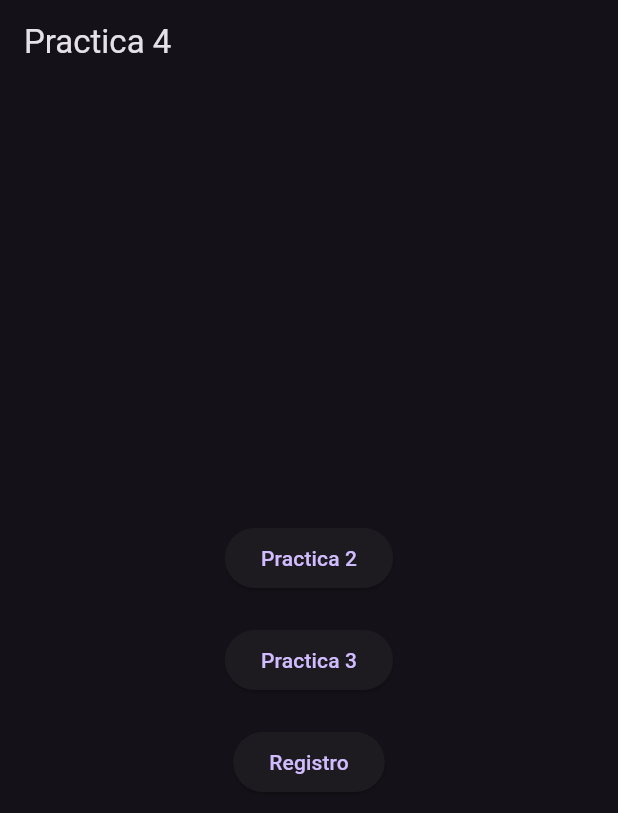
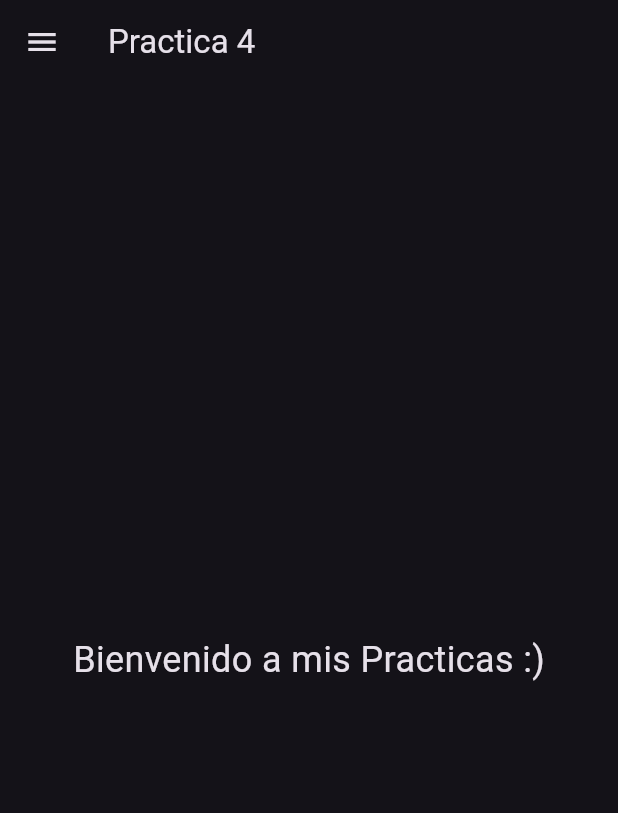
Before and after one commit to zenYael/practicassDesarrollodeAplicacionesWeb, a Flutter app: the screen it shows after launch, on a phone screen of 412 x 824 dp. Shown: the top 813 px of the screen. Run offline on Flutter 3.47's test engine with Material 3 defaults, Android fonts, the phone set to English and light mode, and no system bars.

Commit message:
Agrega juego de Piedra, Papel o Tijera y navegación con Drawer

```diff
--- a/lib/main.dart
+++ b/lib/main.dart
@@ -1,8 +1,9 @@
 import 'package:flutter/material.dart';
 import 'a.dart';
 import 'b.dart';
-// Importa la nueva pantalla de registro
 import 'c.dart';
+import 'rps_game.dart';
+
 
 void main() => runApp(MaterialApp(
   theme: ThemeData.dark(),
@@ -17,26 +18,61 @@ class HomeScreen extends StatelessWidget {
   Widget build(BuildContext context) {
     return Scaffold(
       appBar: AppBar(title: const Text('Practica 4')),
-      body: Center(
-        child: Column(
-          mainAxisSize: MainAxisSize.min,
-          children: [
-            ElevatedButton(
-              onPressed: () => Navigator.push(context, MaterialPageRoute(builder: (_) => pantalla1())),
-              child: const Text('Practica 2'),
+      drawer: Drawer(
+        child: ListView(
+          padding: EdgeInsets.zero,
+          children: <Widget>[
+            const DrawerHeader(
+              decoration: BoxDecoration(
+                color: Colors.blue,
+              ),
+              child: Text(
+                'Menú de navegación',
+                style: TextStyle(
+                  color: Colors.white,
+                  fontSize: 24,
+                ),
+              ),
             ),
-            const SizedBox(height: 20),
-            ElevatedButton(
-              onPressed: () => Navigator.push(context, MaterialPageRoute(builder: (_) => pantalla2())),
-              child: const Text('Practica 3'),
+            ListTile(
+              leading: const Icon(Icons.book),
+              title: const Text('Practica 2'),
+              onTap: () {
+                Navigator.pop(context); // Cierra el drawer
+                Navigator.push(context, MaterialPageRoute(builder: (_) => pantalla1()));
+              },
             ),
-            const SizedBox(height: 20),
-            // Nuevo botón para la pantalla de registro
-            ElevatedButton(
-              onPressed: () => Navigator.push(context, MaterialPageRoute(builder: (_) => const RegistrationScreen())),
-              child: const Text('Registro'),
+            ListTile(
+              leading: const Icon(Icons.school),
+              title: const Text('Practica 3'),
+              onTap: () {
+                Navigator.pop(context);
+                Navigator.push(context, MaterialPageRoute(builder: (_) => pantalla2()));
+              },
+            ),
+            ListTile(
+              leading: const Icon(Icons.person_add),
+              title: const Text('Registro'),
+              onTap: () {
+                Navigator.pop(context);
+                Navigator.push(context, MaterialPageRoute(builder: (_) => const RegistrationScreen()));
+              },
+            ),
+            ListTile(
+              leading: const Icon(Icons.sports_esports),
+              title: const Text('Juego RPS'),
+              onTap: () {
+                Navigator.pop(context);
+                Navigator.push(context, MaterialPageRoute(builder: (_) => const RpsGame()));
+              },
             ),
           ],
+        ),
+      ),
+      body: const Center(
+        child: Text(
+          'Bienvenido a mis Practicas :)',
+          style: TextStyle(fontSize: 24),
         ),
       ),
     );
```
Also changed, not shown: lib/rps_game.dart (added, +116 -0 lines).
